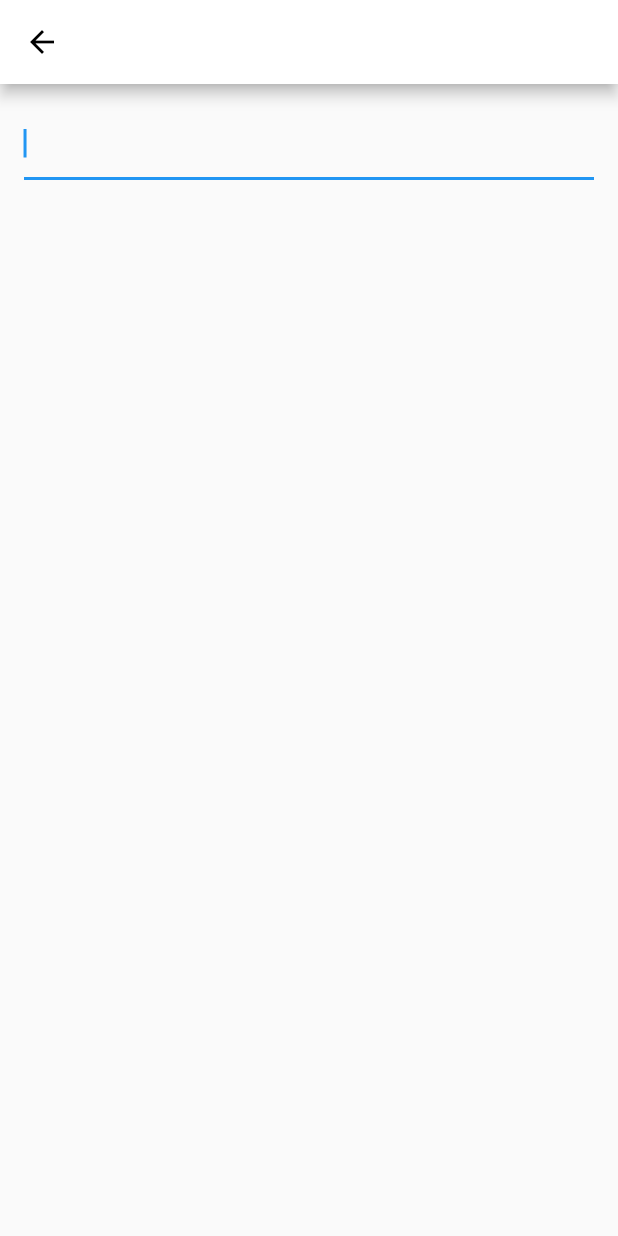
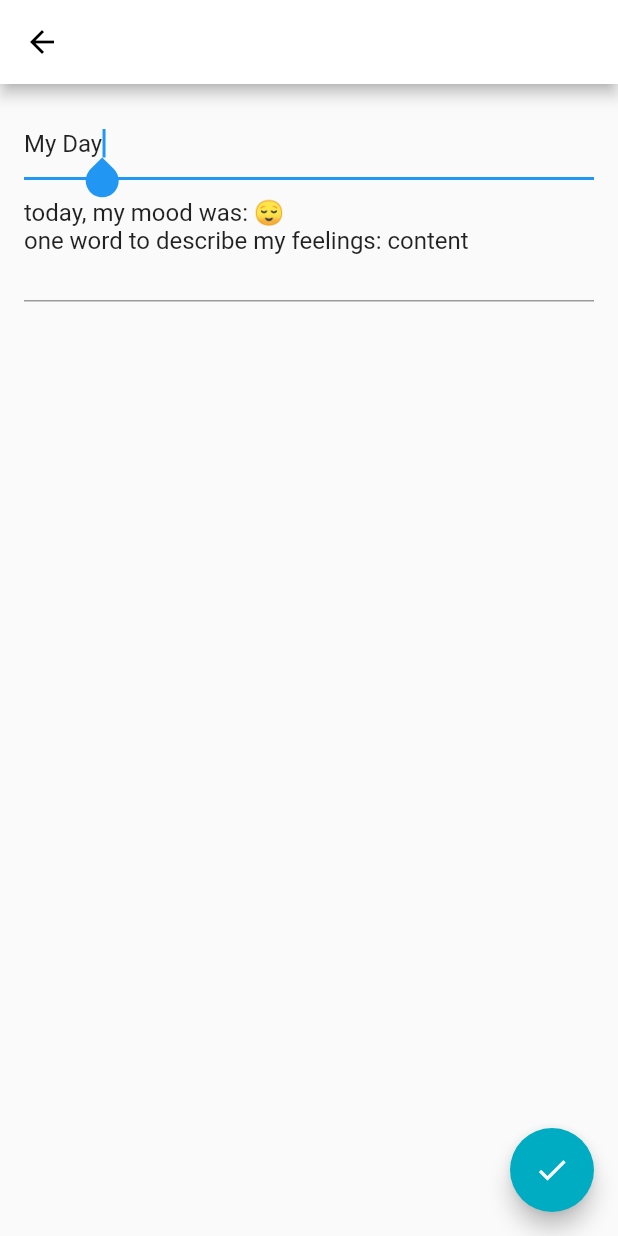
Before and after one commit to Talor-A/five-minute-journal, a Flutter app: the screen it shows after launch, after a tap on the "add" icon, on a phone screen of 412 x 824 dp. Run offline on Flutter 3.47's test engine with Material 2 defaults, Android fonts, the phone set to English and light mode, and no system bars.

Commit message:
mkae create page work

```diff
--- a/lib/create.dart
+++ b/lib/create.dart
@@ -1,36 +1,52 @@
 import 'main.dart';
 import 'package:flutter/material.dart';
 
+String contentPlaceholder = '''today, my mood was: 😌
+one word to describe my feelings: content
+''';
+
 class CreatePageState extends State {
   Entry entry;
-  TextEditingController _controller;
+  TextEditingController _content;
+  TextEditingController _title;
+  Function createFunc;
 
-  CreatePageState(this.entry);
+  CreatePageState(this.entry, this.createFunc);
 
   @override
   void initState() {
     super.initState();
-    _controller = new TextEditingController(text: '');
+    _title = new TextEditingController(text: 'My Day');
+    _content = new TextEditingController(text: contentPlaceholder);
   }
 
   @override
   void dispose() {
-    _controller.dispose();
+    _content.dispose();
+    _title.dispose();
     super.dispose();
   }
 
   @override
   Widget build(BuildContext context) {
-    var textf = TextField(
+    var titleField = TextField(
+      autocorrect: true,
+      onChanged: (value) => this.setState(() {
+        entry.title = value;
+      }),
+      controller: _title,
+      maxLines: 1,
+      autofocus: true,
+    );
+    var contentField = TextField(
       autocorrect: true,
       onChanged: (value) => this.setState(() {
         entry.content = value;
       }),
-      controller: _controller,
+      controller: _content,
       maxLines: null,
       keyboardType: TextInputType.multiline,
       textInputAction: TextInputAction.newline,
-      autofocus: true,
     );
 
     return Scaffold(
@@ -39,11 +55,17 @@ class CreatePageState extends State {
       ),
       body: Container(
         padding: const EdgeInsets.all(16),
-        child: textf,
+        child: Column(children: [
+          titleField,
+          contentField,
+        ]),
       ),
-      floatingActionButton: _controller.text.length > 0
+      floatingActionButton: _content.text.length > 0 && _title.text.length > 0
           ? FloatingActionButton(
-              onPressed: null,
+              onPressed: () {
+                createFunc(_title.text, _content.text);
+                Navigator.pop(context);
+              },
               child: Icon(Icons.done),
             )
           : null,
@@ -53,8 +75,9 @@ class CreatePageState extends State {
 
 class CreatePage extends StatefulWidget {
   final Entry entry = new Entry('', '');
+  Function createFunc;
 
-  CreatePage({Key key});
+  CreatePage(this.createFunc);
 
-  CreatePageState createState() => CreatePageState(entry);
+  CreatePageState createState() => CreatePageState(entry, createFunc);
 }
--- a/lib/main.dart
+++ b/lib/main.dart
@@ -45,7 +45,9 @@ class Entry {
 }
 
 Entry createEntry(int index) {
-  return Entry('Entry $index', 'entry content');
+  return Entry('Entry $index', '''change me!
+text entries will autosave.
+also try creating a new entry with the + button on the list screen. 😉''');
 }
 
 class MyApp extends StatelessWidget {
@@ -73,6 +75,13 @@ class MyApp extends StatelessWidget {
 
 class FirstRouteState extends State<FirstRoute> {
   var entries = List<Entry>.generate(1, createEntry);
+
+  void routeCreateEntry(title, content) {
+    setState(() {
+      entries.add(new Entry(title, content));
+    });
+  }
+
   @override
   Widget build(BuildContext context) {
     return Scaffold(
@@ -83,7 +92,9 @@ class FirstRouteState extends State<FirstRoute> {
         child: Icon(Icons.add),
         onPressed: () {
           Navigator.push(
-              context, MaterialPageRoute(builder: (context) => CreatePage()));
+              context,
+              MaterialPageRoute(
+                  builder: (context) => CreatePage(routeCreateEntry)));
           // setState(() {
           //   entries.add(createEntry(entries.length));
           // });
```
